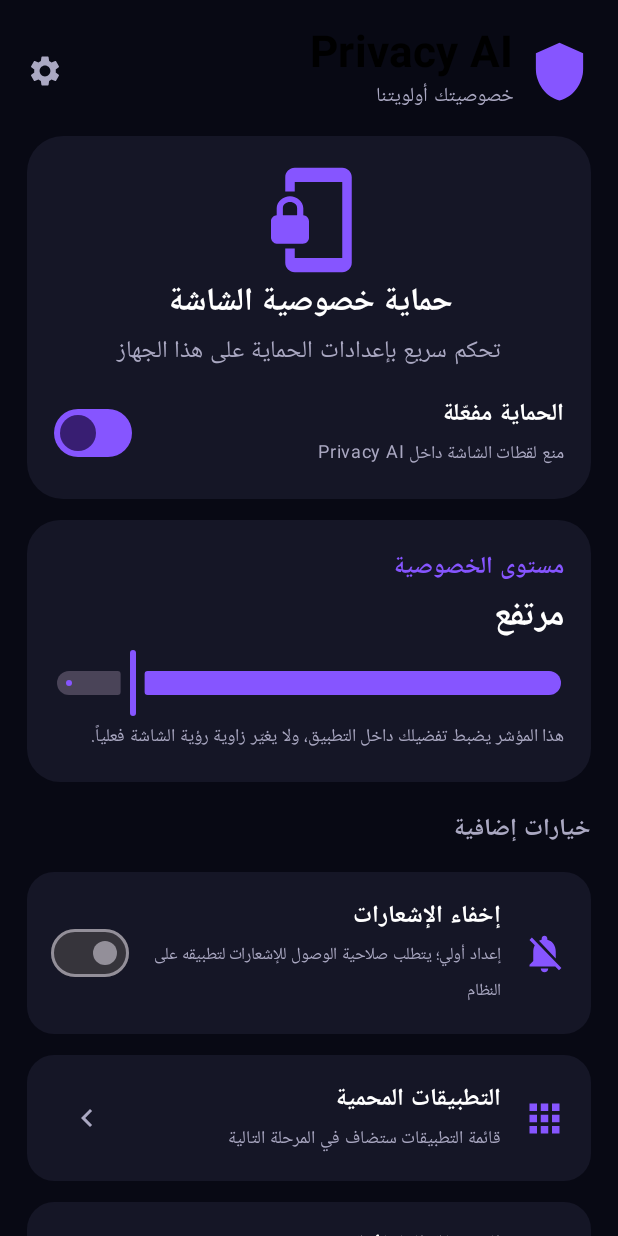
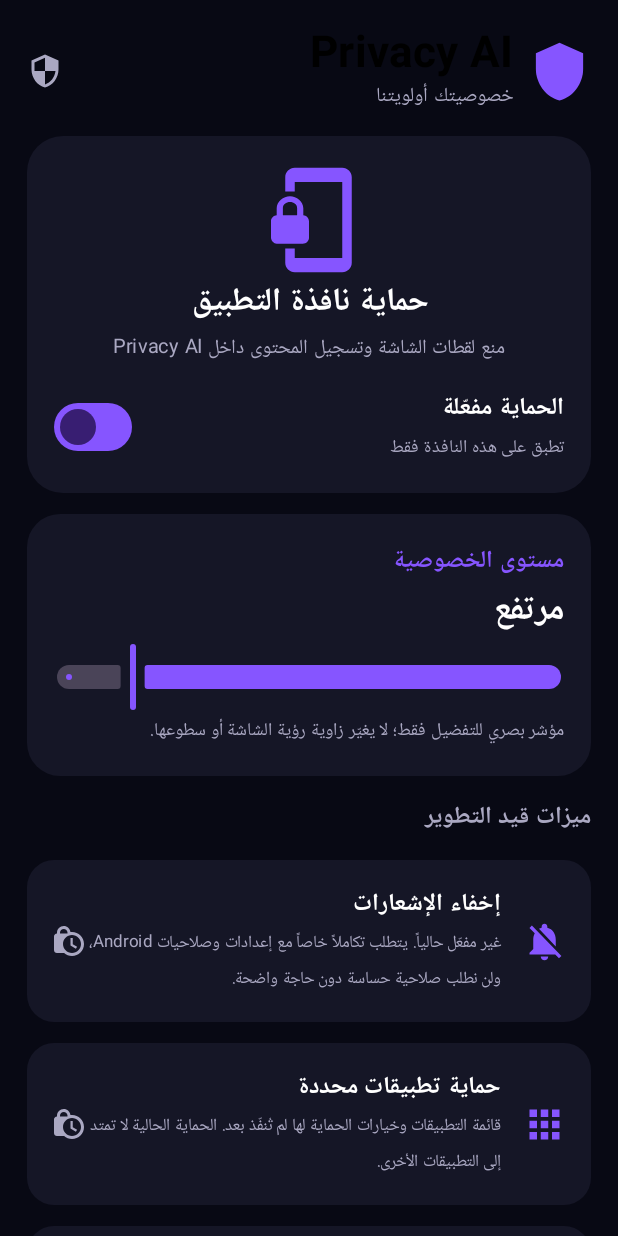
Before and after one commit to ibomakergames/UltraZoom-AI-Camera, an Android app built with Jetpack Compose: the screen it shows after launch (MainActivity), on a phone screen of 412 x 824 dp. Run offline under Robolectric (Android 15) with nearby library versions, the phone set to English and light mode, and no system bars.

Commit message:
Make Privacy AI controls accurately reflect implemented protections

```diff
--- a/privacy-ai/app/src/main/java/com/ibomaker/privacyai/MainActivity.kt
+++ b/privacy-ai/app/src/main/java/com/ibomaker/privacyai/MainActivity.kt
@@ -32,17 +32,18 @@ class MainActivity : ComponentActivity() {
         val prefs = getSharedPreferences("privacy_ai", MODE_PRIVATE)
         setContent {
             var protection by remember { mutableStateOf(prefs.getBoolean("protection", true)) }
-            var notifications by remember { mutableStateOf(prefs.getBoolean("notifications", false)) }
-            var schedule by remember { mutableStateOf(prefs.getBoolean("schedule", false)) }
             var level by remember { mutableFloatStateOf(prefs.getFloat("level", 0.85f)) }
-            var showAppsInfo by remember { mutableStateOf(false) }
 
-            // Android permits FLAG_SECURE only for this app's own window.
+            // FLAG_SECURE protects only this app's window, not other apps or the whole display.
             SideEffect {
-                if (protection) window.setFlags(
-                    WindowManager.LayoutParams.FLAG_SECURE,
-                    WindowManager.LayoutParams.FLAG_SECURE
-                ) else window.clearFlags(WindowManager.LayoutParams.FLAG_SECURE)
+                if (protection) {
+                    window.setFlags(
+                        WindowManager.LayoutParams.FLAG_SECURE,
+                        WindowManager.LayoutParams.FLAG_SECURE
+                    )
+                } else {
+                    window.clearFlags(WindowManager.LayoutParams.FLAG_SECURE)
+                }
             }
 
             MaterialTheme(
@@ -54,106 +55,156 @@ class MainActivity : ComponentActivity() {
                     onSurface = Color.White
                 )
             ) {
-                CompositionLocalProvider(androidx.compose.ui.platform.LocalLayoutDirection provides androidx.compose.ui.unit.LayoutDirection.Rtl) {
+                CompositionLocalProvider(
+                    androidx.compose.ui.platform.LocalLayoutDirection provides
+                        androidx.compose.ui.unit.LayoutDirection.Rtl
+                ) {
                     Column(
-                        Modifier.fillMaxSize().background(Background)
-                            .verticalScroll(rememberScrollState()).padding(18.dp),
+                        Modifier.fillMaxSize()
+                            .background(Background)
+                            .verticalScroll(rememberScrollState())
+                            .padding(18.dp),
                         verticalArrangement = Arrangement.spacedBy(14.dp)
                     ) {
-                        Row(verticalAlignment = Alignment.CenterVertically, modifier = Modifier.fillMaxWidth()) {
+                        Row(
+                            verticalAlignment = Alignment.CenterVertically,
+                            modifier = Modifier.fillMaxWidth()
+                        ) {
                             Icon(Icons.Default.Shield, null, tint = Purple, modifier = Modifier.size(42.dp))
                             Spacer(Modifier.width(10.dp))
                             Column(Modifier.weight(1f)) {
                                 Text("Privacy AI", fontSize = 29.sp, fontWeight = FontWeight.Bold)
                                 Text("خصوصيتك أولويتنا", color = Muted, fontSize = 13.sp)
                             }
-                            Icon(Icons.Default.Settings, contentDescription = "الإعدادات", tint = Muted)
+                            Icon(Icons.Default.Security, contentDescription = "الخصوصية", tint = Muted)
                         }
 
-                        Card(colors = CardDefaults.cardColors(containerColor = Surface), shape = RoundedCornerShape(24.dp)) {
-                            Column(Modifier.fillMaxWidth().padding(18.dp), horizontalAlignment = Alignment.CenterHorizontally) {
+                        Card(
+                            colors = CardDefaults.cardColors(containerColor = Surface),
+                            shape = RoundedCornerShape(24.dp)
+                        ) {
+                            Column(
+                                Modifier.fillMaxWidth().padding(18.dp),
+                                horizontalAlignment = Alignment.CenterHorizontally
+                            ) {
                                 Icon(Icons.Default.PhonelinkLock, null, tint = Purple, modifier = Modifier.size(76.dp))
-                                Text("حماية خصوصية الشاشة", fontSize = 21.sp, fontWeight = FontWeight.Bold)
-                                Text("تحكم سريع بإعدادات الحماية على هذا الجهاز", color = Muted, textAlign = TextAlign.Center)
+                                Text("حماية نافذة التطبيق", fontSize = 21.sp, fontWeight = FontWeight.Bold)
+                                Text(
+                                    "منع لقطات الشاشة وتسجيل المحتوى داخل Privacy AI",
+                                    color = Muted,
+                                    textAlign = TextAlign.Center,
+                                    fontSize = 13.sp
+                                )
                                 Spacer(Modifier.height(14.dp))
-                                Row(verticalAlignment = Alignment.CenterVertically, modifier = Modifier.fillMaxWidth()) {
+                                Row(
+                                    verticalAlignment = Alignment.CenterVertically,
+                                    modifier = Modifier.fillMaxWidth()
+                                ) {
                                     Column(Modifier.weight(1f)) {
                                         Text(if (protection) "الحماية مفعّلة" else "الحماية متوقفة", fontWeight = FontWeight.Bold)
-                                        Text("منع لقطات الشاشة داخل Privacy AI", color = Muted, fontSize = 12.sp)
+                                        Text("تطبق على هذه النافذة فقط", color = Muted, fontSize = 12.sp)
                                     }
-                                    Switch(checked = protection, onCheckedChange = {
-                                        protection = it; prefs.edit().putBoolean("protection", it).apply()
-                                    })
+                                    Switch(
+                                        checked = protection,
+                                        onCheckedChange = {
+                                            protection = it
+                                            prefs.edit().putBoolean("protection", it).apply()
+                                        }
+                                    )
                                 }
                             }
                         }
 
-                        Card(colors = CardDefaults.cardColors(containerColor = Surface), shape = RoundedCornerShape(22.dp)) {
+                        Card(
+                            colors = CardDefaults.cardColors(containerColor = Surface),
+                            shape = RoundedCornerShape(22.dp)
+                        ) {
                             Column(Modifier.padding(18.dp)) {
                                 Text("مستوى الخصوصية", color = Purple, fontWeight = FontWeight.Bold)
-                                Text(if (level > .75f) "مرتفع" else if (level > .4f) "متوسط" else "أساسي", fontSize = 23.sp, fontWeight = FontWeight.Bold)
-                                Slider(value = level, onValueChange = { level = it; prefs.edit().putFloat("level", it).apply() }, colors = SliderDefaults.colors(thumbColor = Purple, activeTrackColor = Purple))
-                                Text("هذا المؤشر يضبط تفضيلك داخل التطبيق، ولا يغيّر زاوية رؤية الشاشة فعلياً.", color = Muted, fontSize = 12.sp)
+                                Text(
+                                    if (level > .75f) "مرتفع" else if (level > .4f) "متوسط" else "أساسي",
+                                    fontSize = 23.sp,
+                                    fontWeight = FontWeight.Bold
+                                )
+                                Slider(
+                                    value = level,
+                                    onValueChange = {
+                                        level = it
+                                        prefs.edit().putFloat("level", it).apply()
+                                    },
+                                    colors = SliderDefaults.colors(thumbColor = Purple, activeTrackColor = Purple)
+                                )
+                                Text(
+                                    "مؤشر بصري للتفضيل فقط؛ لا يغيّر زاوية رؤية الشاشة أو سطوعها.",
+                                    color = Muted,
+                                    fontSize = 12.sp
+                                )
                             }
                         }
 
-                        Text("خيارات إضافية", color = Muted, fontWeight = FontWeight.Bold, modifier = Modifier.padding(top = 4.dp))
-                        SettingRow(Icons.Default.NotificationsOff, "إخفاء الإشعارات", "إعداد أولي؛ يتطلب صلاحية الوصول للإشعارات لتطبيقه على النظام", notifications) {
-                            notifications = it; prefs.edit().putBoolean("notifications", it).apply()
-                        }
-                        Card(colors = CardDefaults.cardColors(containerColor = Surface), shape = RoundedCornerShape(18.dp)) {
-                            Row(Modifier.fillMaxWidth().padding(16.dp), verticalAlignment = Alignment.CenterVertically) {
-                                Icon(Icons.Default.Apps, null, tint = Purple, modifier = Modifier.size(30.dp))
-                                Spacer(Modifier.width(14.dp))
-                                Column(Modifier.weight(1f)) {
-                                    Text("التطبيقات المحمية", fontWeight = FontWeight.Bold)
-                                    Text("قائمة التطبيقات ستضاف في المرحلة التالية", color = Muted, fontSize = 12.sp)
-                                }
-                                IconButton(onClick = { showAppsInfo = true }) { Icon(Icons.Default.ChevronLeft, null, tint = Muted) }
-                            }
-                        }
-                        SettingRow(Icons.Default.Schedule, "الجدولة التلقائية", "تفضيل الجدولة محفوظ محلياً؛ لم تُفعّل مهام النظام بعد", schedule) {
-                            schedule = it; prefs.edit().putBoolean("schedule", it).apply()
-                        }
+                        Text("ميزات قيد التطوير", color = Muted, fontWeight = FontWeight.Bold)
+                        InfoCard(
+                            icon = Icons.Default.NotificationsOff,
+                            title = "إخفاء الإشعارات",
+                            detail = "غير مفعّل حالياً. يتطلب تكاملاً خاصاً مع إعدادات وصلاحيات Android، ولن نطلب صلاحية حساسة دون حاجة واضحة."
+                        )
+                        InfoCard(
+                            icon = Icons.Default.Apps,
+                            title = "حماية تطبيقات محددة",
+                            detail = "قائمة التطبيقات وخيارات الحماية لها لم تُنفّذ بعد. الحماية الحالية لا تمتد إلى التطبيقات الأخرى."
+                        )
+                        InfoCard(
+                            icon = Icons.Default.Schedule,
+                            title = "الجدولة التلقائية",
+                            detail = "ستضاف لاحقاً بعد تنفيذ جدولة فعلية وإظهار حالة عملها بوضوح."
+                        )
 
-                        Card(colors = CardDefaults.cardColors(containerColor = Color(0xFF211A3A)), shape = RoundedCornerShape(18.dp)) {
+                        Card(
+                            colors = CardDefaults.cardColors(containerColor = Color(0xFF211A3A)),
+                            shape = RoundedCornerShape(18.dp)
+                        ) {
                             Row(Modifier.padding(16.dp), verticalAlignment = Alignment.CenterVertically) {
                                 Icon(Icons.Default.Info, null, tint = Purple, modifier = Modifier.size(28.dp))
                                 Spacer(Modifier.width(12.dp))
-                                Text("تنبيه: لا يستطيع أي تطبيق عادي جعل الشاشة مظلمة من الجوانب مثل تقنية سامسونج؛ ذلك يحتاج إلى عتاد شاشة مخصص.", color = Color(0xFFD8D1F4), fontSize = 12.sp)
+                                Text(
+                                    "مهم: لا يستطيع تطبيق عادي تقليد ميزة Samsung Privacy Display التي تعتمد على عتاد خاص بالشاشة لإخفاء الرؤية من الجوانب.",
+                                    color = Color(0xFFD8D1F4),
+                                    fontSize = 12.sp
+                                )
                             }
                         }
-                        Text("Privacy AI • الإصدار 0.1.0", color = Muted, fontSize = 11.sp, modifier = Modifier.fillMaxWidth(), textAlign = TextAlign.Center)
+                        Text(
+                            "Privacy AI • الإصدار 0.1.1",
+                            color = Muted,
+                            fontSize = 11.sp,
+                            modifier = Modifier.fillMaxWidth(),
+                            textAlign = TextAlign.Center
+                        )
                     }
                 }
             }
-            if (showAppsInfo) AlertDialog(
-                onDismissRequest = { showAppsInfo = false },
-                title = { Text("التطبيقات المحمية") },
-                text = { Text("سنضيف اختيار التطبيقات وتفعيل الحماية لها بعد تنفيذ خدمة الصلاحيات بشكل آمن.") },
-                confirmButton = { TextButton(onClick = { showAppsInfo = false }) { Text("حسناً") } }
-            )
         }
     }
 }
 
 @Composable
-private fun SettingRow(
+private fun InfoCard(
     icon: androidx.compose.ui.graphics.vector.ImageVector,
     title: String,
-    subtitle: String,
-    checked: Boolean,
-    onChecked: (Boolean) -> Unit
+    detail: String
 ) {
     Card(colors = CardDefaults.cardColors(containerColor = Surface), shape = RoundedCornerShape(18.dp)) {
-        Row(Modifier.fillMaxWidth().padding(16.dp), verticalAlignment = Alignment.CenterVertically) {
+        Row(
+            Modifier.fillMaxWidth().padding(16.dp),
+            verticalAlignment = Alignment.CenterVertically
+        ) {
             Icon(icon, null, tint = Purple, modifier = Modifier.size(30.dp))
             Spacer(Modifier.width(14.dp))
             Column(Modifier.weight(1f)) {
                 Text(title, fontWeight = FontWeight.Bold)
-                Text(subtitle, color = Muted, fontSize = 11.sp)
+                Text(detail, color = Muted, fontSize = 11.sp)
             }
-            Switch(checked = checked, onCheckedChange = onChecked)
+            Icon(Icons.Default.LockClock, null, tint = Muted)
         }
     }
 }
```
